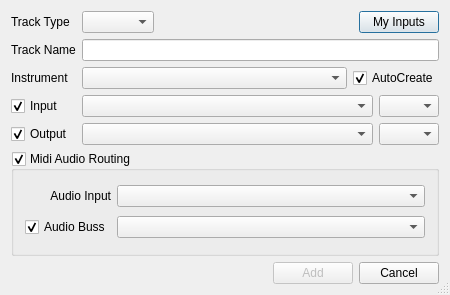
Old version of the form oom/widgets/createtrackbase.ui in the repository ccherrett/oom.
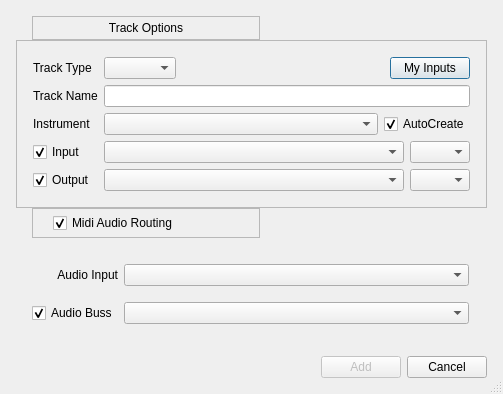
New version of the form.

Commit message: MidiInstruments now support a default reverb and pan levels, this is reflected in the add-track dialog and the instrument editor, new styling on add-track, instrument editor and instrument import

```diff
--- a/oom/widgets/createtrackbase.ui
+++ b/oom/widgets/createtrackbase.ui
@@ -9,8 +9,8 @@
    <rect>
     <x>0</x>
     <y>0</y>
-    <width>450</width>
-    <height>295</height>
+    <width>503</width>
+    <height>394</height>
    </rect>
   </property>
   <property name="windowTitle">
@@ -22,7 +22,104 @@
   <property name="modal">
    <bool>false</bool>
   </property>
+  <layout class="QVBoxLayout" name="verticalLayout_4">
+   <property name="spacing">
+    <number>0</number>
+   </property>
+   <property name="margin">
+    <number>16</number>
+   </property>
+   <item>
+    <layout class="QHBoxLayout" name="horizontalLayout_6">
+     <property name="spacing">
+      <number>0</number>
+     </property>
+     <item>
+      <spacer name="horizontalSpacer_5">
+       <property name="orientation">
+        <enum>Qt::Horizontal</enum>
+       </property>
+       <property name="sizeType">
+        <enum>QSizePolicy::Fixed</enum>
+       </property>
+       <property name="sizeHint" stdset="0">
+        <size>
+         <width>16</width>
+         <height>20</height>
+        </size>
+       </property>
+      </spacer>
+     </item>
+     <item>
+      <widget class="QFrame" name="topLabelFrame">
+       <property name="sizePolicy">
+        <sizepolicy hsizetype="Expanding" vsizetype="Fixed">
+         <horstretch>0</horstretch>
+         <verstretch>0</verstretch>
+        </sizepolicy>
+       </property>
+       <property name="frameShape">
+        <enum>QFrame::StyledPanel</enum>
+       </property>
+       <property name="frameShadow">
+        <enum>QFrame::Raised</enum>
+       </property>
+       <layout class="QVBoxLayout" name="verticalLayout_3">
+        <property name="spacing">
+         <number>0</number>
+        </property>
+        <property name="leftMargin">
+         <number>20</number>
+        </property>
+        <property name="topMargin">
+         <number>4</number>
+        </property>
+        <property name="rightMargin">
+         <number>20</number>
+        </property>
+        <property name="bottomMargin">
+         <number>4</number>
+        </property>
+        <item>
+         <widget class="QLabel" name="topLabel">
+          <property name="text">
+           <string>Track Options</string>
+          </property>
+          <property name="alignment">
+           <set>Qt::AlignCenter</set>
+          </property>
+         </widget>
+        </item>
+       </layout>
+      </widget>
+     </item>
+     <item>
+      <spacer name="horizontalSpacer_6">
+       <property name="orientation">
+        <enum>Qt::Horizontal</enum>
+       </property>
+       <property name="sizeHint" stdset="0">
+        <size>
+         <width>40</width>
+         <height>20</height>
+        </size>
+       </property>
+      </spacer>
+     </item>
+    </layout>
+   </item>
+   <item>
+    <widget class="QFrame" name="trackOptionsFrame">
+     <property name="frameShape">
+      <enum>QFrame::StyledPanel</enum>
+     </property>
+     <property name="frameShadow">
+      <enum>QFrame::Raised</enum>
+     </property>
   <layout class="QGridLayout" name="gridLayout_2">
+      <property name="margin">
+       <number>16</number>
+      </property>
    <item row="0" column="0">
     <widget class="QLabel" name="label">
      <property name="text">
@@ -218,18 +315,97 @@
      </item>
     </layout>
    </item>
-   <item row="5" column="0" colspan="2">
-    <widget class="QGroupBox" name="midiBox">
-     <property name="toolTip">
-      <string/>
+     </layout>
+    </widget>
+   </item>
+   <item>
+    <layout class="QHBoxLayout" name="horizontalLayout_5">
+     <property name="spacing">
+      <number>0</number>
      </property>
-     <property name="title">
+     <item>
+      <spacer name="horizontalSpacer_4">
+       <property name="orientation">
+        <enum>Qt::Horizontal</enum>
+       </property>
+       <property name="sizeType">
+        <enum>QSizePolicy::Fixed</enum>
+       </property>
+       <property name="sizeHint" stdset="0">
+        <size>
+         <width>16</width>
+         <height>20</height>
+        </size>
+       </property>
+      </spacer>
+     </item>
+     <item>
+      <widget class="QFrame" name="midiBoxLabelFrame">
+       <property name="sizePolicy">
+        <sizepolicy hsizetype="Expanding" vsizetype="Fixed">
+         <horstretch>0</horstretch>
+         <verstretch>0</verstretch>
+        </sizepolicy>
+       </property>
+       <property name="frameShape">
+        <enum>QFrame::StyledPanel</enum>
+       </property>
+       <property name="frameShadow">
+        <enum>QFrame::Raised</enum>
+       </property>
+       <layout class="QVBoxLayout" name="verticalLayout_2">
+        <property name="spacing">
+         <number>0</number>
+        </property>
+        <property name="leftMargin">
+         <number>20</number>
+        </property>
+        <property name="topMargin">
+         <number>4</number>
+        </property>
+        <property name="rightMargin">
+         <number>20</number>
+        </property>
+        <property name="bottomMargin">
+         <number>4</number>
+        </property>
+        <item>
+         <widget class="QCheckBox" name="midiBox">
+          <property name="text">
       <string>Midi Audio Routing</string>
      </property>
-     <property name="checkable">
+          <property name="checked">
       <bool>true</bool>
      </property>
-     <layout class="QGridLayout" name="gridLayout">
+         </widget>
+        </item>
+       </layout>
+      </widget>
+     </item>
+     <item>
+      <spacer name="horizontalSpacer_3">
+       <property name="orientation">
+        <enum>Qt::Horizontal</enum>
+       </property>
+       <property name="sizeHint" stdset="0">
+        <size>
+         <width>40</width>
+         <height>20</height>
+        </size>
+       </property>
+      </spacer>
+     </item>
+    </layout>
+   </item>
+   <item>
+    <widget class="QFrame" name="midiBoxFrame">
+     <property name="toolTip">
+      <string/>
+     </property>
+     <layout class="QGridLayout" name="gridLayout" columnstretch="0,1,0,0" columnminimumwidth="0,0,1,1">
+      <property name="margin">
+       <number>16</number>
+      </property>
       <item row="0" column="0">
        <widget class="QLabel" name="lblMonitor">
         <property name="text">
@@ -250,6 +426,20 @@
         </property>
        </widget>
       </item>
+      <item row="0" column="2" rowspan="2">
+       <layout class="QVBoxLayout" name="auxBox">
+        <property name="spacing">
+         <number>0</number>
+        </property>
+       </layout>
+      </item>
+      <item row="0" column="3" rowspan="2">
+       <layout class="QVBoxLayout" name="panBox">
+        <property name="spacing">
+         <number>0</number>
+        </property>
+       </layout>
+      </item>
       <item row="1" column="0">
        <widget class="QCheckBox" name="chkBuss">
         <property name="toolTip">
@@ -276,8 +466,11 @@
      </layout>
     </widget>
    </item>
-   <item row="6" column="0" colspan="2">
+   <item>
     <layout class="QHBoxLayout" name="buttonLayout">
+     <property name="topMargin">
+      <number>5</number>
+     </property>
      <item>
       <spacer name="horizontalSpacer">
        <property name="orientation">
```
Left out of the diff: 19 changed lines with no effect on the pictures. Lines whose indentation alone changed are shown as unchanged. The commit also changes 19 other files.
